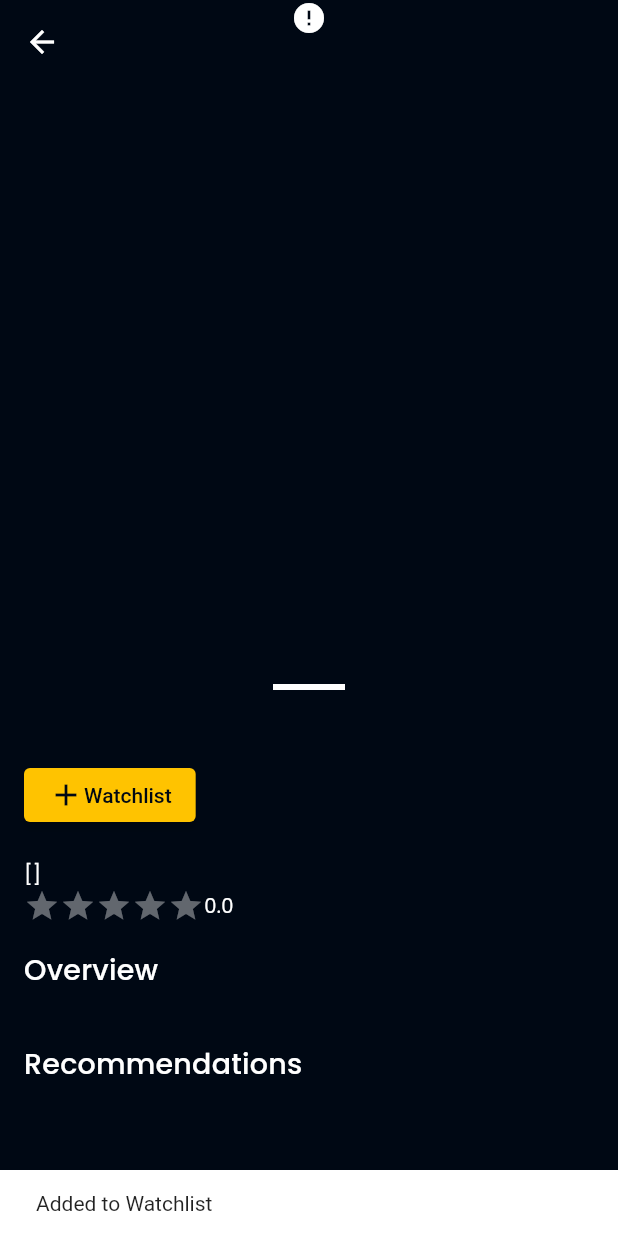
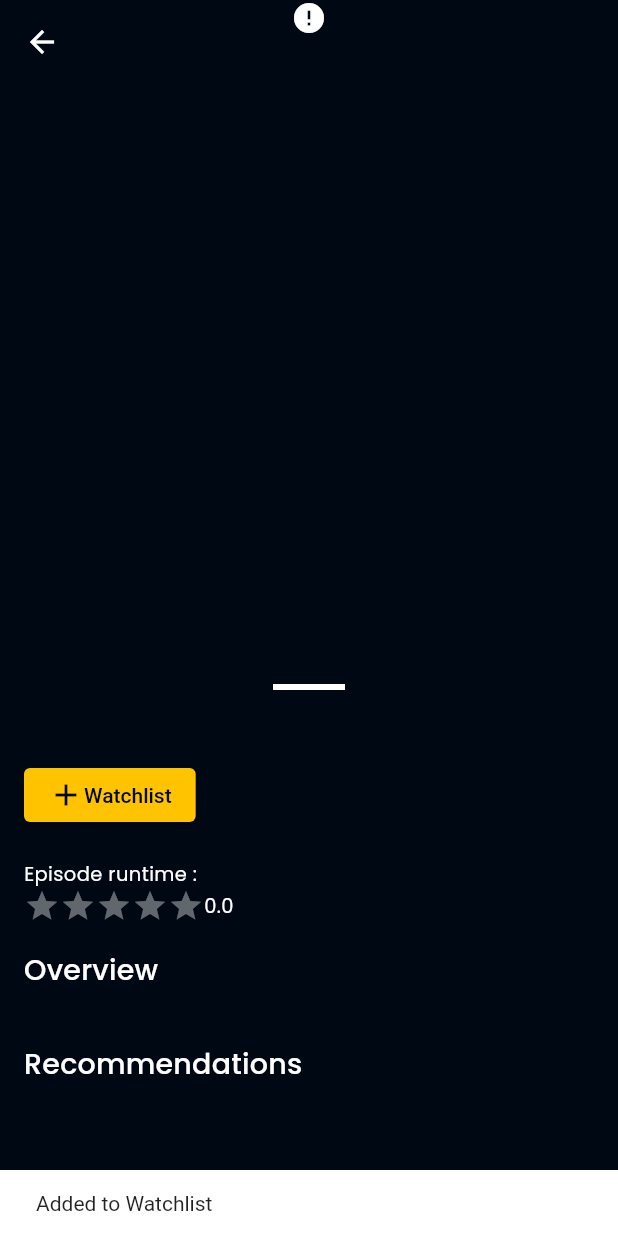
Before and after one commit to zakymzn/dicoding-tv_series, a Flutter app: the TvDetailContent widget shown alone on an empty page, opened directly with empty values, after a tap on "Watchlist", on a phone screen of 412 x 824 dp. Run offline on Flutter 3.47's test engine with Material 2 defaults, Android fonts, the phone set to English and light mode, and no system bars; drawn by our look-alikes of cached_network_image, flutter_rating_bar; our stand-ins replace dartz, equatable, get_it, google_fonts, sqflite; accounts and stored records are empty; network calls fail.

Commit message:
Perbaikan data model, testing, dan tampilan halaman detail

```diff
--- a/lib/domain/entities/created_by.dart
+++ b/lib/domain/entities/created_by.dart
@@ -13,7 +13,7 @@ class CreatedBy extends Equatable {
   final String? creditId;
   final String? name;
   final int? gender;
-  final dynamic? profilePath;
+  final dynamic profilePath;
 
   @override
   // TODO: implement props
--- a/lib/domain/entities/last_episode_to_air.dart
+++ b/lib/domain/entities/last_episode_to_air.dart
@@ -13,7 +13,7 @@ class LastEpisodeToAir extends Equatable {
     required this.voteCount,
   });
 
-  final DateTime airDate;
+  final String airDate;
   final int episodeNumber;
   final int id;
   final String name;
--- a/lib/domain/entities/season.dart
+++ b/lib/domain/entities/season.dart
@@ -11,7 +11,7 @@ class Season extends Equatable {
     required this.seasonNumber,
   });
 
-  final DateTime airDate;
+  final String airDate;
   final int episodeCount;
   final int id;
   final String name;
--- a/lib/domain/entities/tv/tv.dart
+++ b/lib/domain/entities/tv/tv.dart
@@ -30,7 +30,7 @@ class Tv extends Equatable {
   String? backdropPath;
   double? voteAverage;
   String? overview;
-  DateTime? firstAirDate;
+  String? firstAirDate;
   List<String>? originCountry;
   List<int>? genreIds;
   String? originalLanguage;
--- a/lib/domain/entities/tv/tv_detail.dart
+++ b/lib/domain/entities/tv/tv_detail.dart
@@ -28,7 +28,7 @@ class TvDetail extends Equatable {
   final LastEpisodeToAir lastEpisodeToAir;
   final String name;
   final List<dynamic> episodeRunTime;
-  final DateTime firstAirDate;
+  final String firstAirDate;
   final dynamic nextEpisodeToAir;
   final int numberOfEpisodes;
   final int numberOfSeasons;
--- a/lib/presentation/pages/tv/tv_detail_page.dart
+++ b/lib/presentation/pages/tv/tv_detail_page.dart
@@ -153,7 +153,16 @@ class TvDetailContent extends StatelessWidget {
                           Text(
                             _showGenres(tv.genres),
                           ),
-                          Text(tv.episodeRunTime.toString()),
+                          Text('Episode runtime : '),
+                          ListView.builder(
+                            physics: NeverScrollableScrollPhysics(),
+                            shrinkWrap: true,
+                            itemCount: tv.episodeRunTime.length,
+                            itemBuilder: (context, index) {
+                              final episode = tv.episodeRunTime[index];
+                              return Text(episode.toString() + " ");
+                            },
+                          ),
                           Row(
                             children: [
                               RatingBarIndicator(
```
Also changed, not shown: lib/data/models/last_episode_to_air_model.dart (+3 -4 lines), lib/data/models/season_model.dart (+3 -4 lines), lib/data/models/tv/tv_detail_model.dart (+6 -8 lines), lib/data/models/tv/tv_model.dart (+3 -4 lines), 7 other files.
